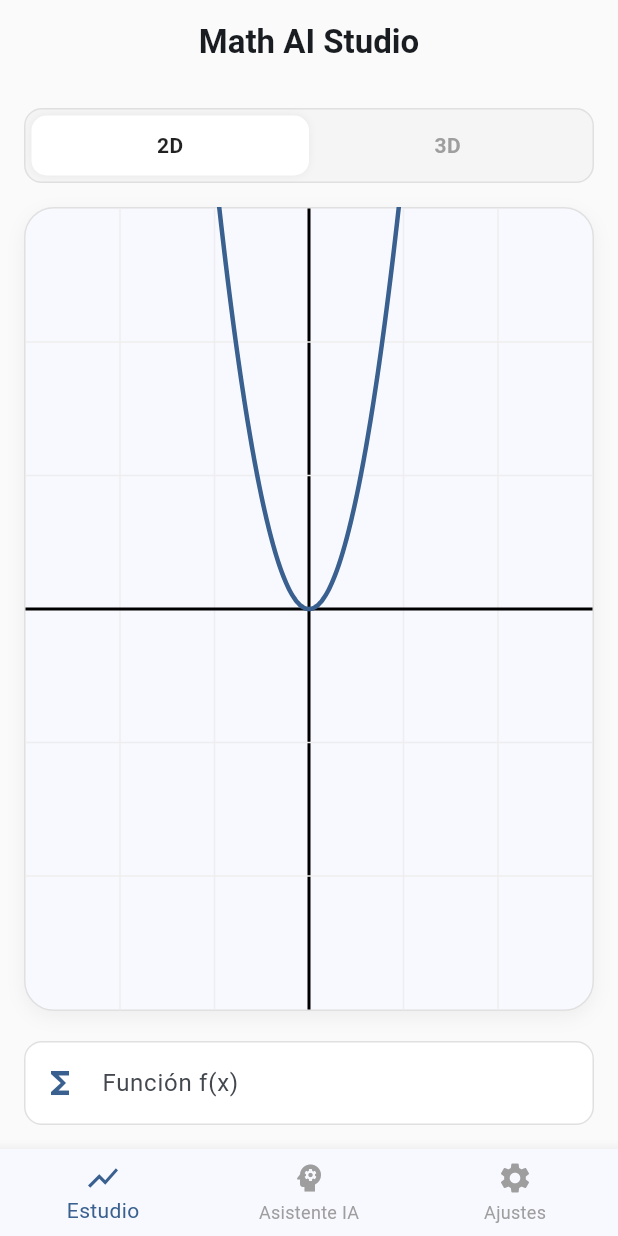
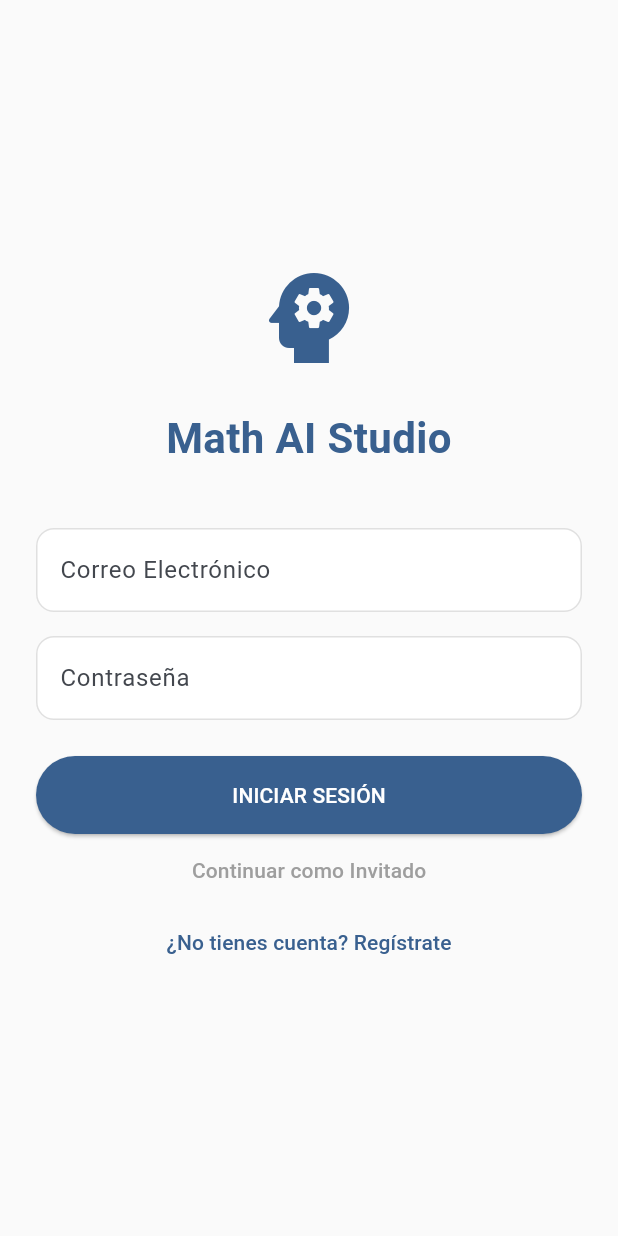
Before and after one commit to Mrc002/ProyectoMoviles_Flutter, a Flutter app: the screen it shows after launch, on a phone screen of 412 x 824 dp. Run offline on Flutter 3.47's test engine with Material 3 defaults, Android fonts, the phone set to English and light mode, and no system bars; drawn by our look-alikes of fl_chart; our stand-ins replace cloud_firestore, firebase_auth, firebase_core, flutter_dotenv, flutter_markdown, google_generative_ai and 1 more; accounts and stored records are empty.

Commit message:
se agrego la parte de iniciar session como invitado, ya se puede registrar y iniciar session y toda la base de datos configurada

```diff
--- /dev/null
+++ b/lib/features/auth/screens/login_screen.dart
@@ -0,0 +1,128 @@
+import 'package:flutter/material.dart';
+import 'package:provider/provider.dart';
+import '../logic/auth_provider.dart';
+
+class LoginScreen extends StatefulWidget {
+  const LoginScreen({super.key});
+
+  @override
+  State<LoginScreen> createState() => _LoginScreenState();
+}
+
+class _LoginScreenState extends State<LoginScreen> {
+  final _emailController = TextEditingController();
+  final _passwordController = TextEditingController();
+  final _nameController = TextEditingController(); // Nuevo para registro
+
+  bool _isLoginMode = true; // Alternar entre Login y Registro
+
+  void _submit() async {
+    final authProvider = Provider.of<AuthProvider>(context, listen: false);
+    final email = _emailController.text.trim();
+    final password = _passwordController.text.trim();
+    final name = _nameController.text.trim();
+
+    if (email.isEmpty || password.isEmpty) return;
+
+    String? error;
+
+    if (_isLoginMode) {
+      error = await authProvider.signInWithEmailAndPassword(email, password);
+    } else {
+      if (name.isEmpty) return; // Validación extra para registro
+      error = await authProvider.createUserWithEmailAndPassword(email, password, name);
+    }
+
+    // Si hubo error, mostrar una alerta
+    if (error != null && mounted) {
+      ScaffoldMessenger.of(context).showSnackBar(
+        SnackBar(content: Text(error), backgroundColor: Colors.red),
+      );
+    }
+    // Si fue exitoso, el AuthWrapper de app.dart detectará el cambio y nos mandará al HomeScreen automáticamente.
+  }
+
+  @override
+  Widget build(BuildContext context) {
+    final authProvider = context.watch<AuthProvider>();
+    final theme = Theme.of(context);
+
+    return Scaffold(
+      body: Center(
+        child: SingleChildScrollView(
+          padding: const EdgeInsets.all(24.0),
+          child: Column(
+            mainAxisAlignment: MainAxisAlignment.center,
+            crossAxisAlignment: CrossAxisAlignment.stretch,
+            children: [
+              Icon(Icons.psychology, size: 80, color: theme.primaryColor),
+              const SizedBox(height: 20),
+              Text(
+                'Math AI Studio',
+                textAlign: TextAlign.center,
+                style: TextStyle(fontSize: 28, fontWeight: FontWeight.bold, color: theme.primaryColor),
+              ),
+              const SizedBox(height: 40),
+
+              if (!_isLoginMode) ...[
+                TextField(
+                  controller: _nameController,
+                  decoration: const InputDecoration(labelText: 'Nombre Completo', border: OutlineInputBorder()),
+                ),
+                const SizedBox(height: 16),
+              ],
+
+              TextField(
+                controller: _emailController,
+                keyboardType: TextInputType.emailAddress,
+                decoration: const InputDecoration(labelText: 'Correo Electrónico', border: OutlineInputBorder()),
+              ),
+              const SizedBox(height: 16),
+
+              TextField(
+                controller: _passwordController,
+                decoration: const InputDecoration(labelText: 'Contraseña', border: OutlineInputBorder()),
+                obscureText: true,
+              ),
+              const SizedBox(height: 24),
+
+              authProvider.isLoading
+                  ? const Center(child: CircularProgressIndicator())
+                  : ElevatedButton(
+                      onPressed: _submit,
+                      style: ElevatedButton.styleFrom(
+                        padding: const EdgeInsets.symmetric(vertical: 16),
+                        backgroundColor: theme.primaryColor,
+                        foregroundColor: Colors.white,
+                      ),
+                      child: Text(_isLoginMode ? 'INICIAR SESIÓN' : 'REGISTRARSE'),
+                    ),
+
+              if (_isLoginMode && !authProvider.isLoading)
+                TextButton(
+                  onPressed: () async {
+                    final error = await authProvider.signInAsGuest();
+                    if (error != null && mounted) {
+                      ScaffoldMessenger.of(context).showSnackBar(
+                        SnackBar(content: Text(error), backgroundColor: Colors.red),
+                      );
+                    }
+                  },
+                  child: const Text('Continuar como Invitado', style: TextStyle(color: Colors.grey)),
+                ),
+
+              TextButton(
+                onPressed: () {
+                  setState(() {
+                    _isLoginMode = !_isLoginMode;
+                  });
+                },
+                child: Text(_isLoginMode ? '¿No tienes cuenta? Regístrate' : '¿Ya tienes cuenta? Inicia Sesión'),
+              ),
+            ],
+          ),
+        ),
+      ),
+    );
+  }
+}
--- a/lib/main.dart
+++ b/lib/main.dart
@@ -1,22 +1,33 @@
 import 'package:flutter/material.dart';
 import 'package:flutter_dotenv/flutter_dotenv.dart';
 import 'package:provider/provider.dart';
+import 'package:firebase_core/firebase_core.dart';
+import 'firebase_options.dart';
+
 import 'l10n/app_localizations.dart';
 import 'features/editor/logic/editor_provider.dart';
 import 'features/settings/logic/language_provider.dart';
 import 'features/settings/logic/theme_provider.dart';
 import 'chat/logic/chat_provider.dart';
+import 'features/auth/logic/auth_provider.dart';
 
 // Screens
 import 'features/home/screens/home_screen.dart';
+import 'features/auth/screens/login_screen.dart';
 
 void main() async {
   WidgetsFlutterBinding.ensureInitialized();
   await dotenv.load(fileName: ".env");
 
+  // <--- 5. INICIALIZA FIREBASE (Vital para que no crashee)
+  await Firebase.initializeApp(
+    options: DefaultFirebaseOptions.currentPlatform,
+  );
+
   runApp(
     MultiProvider(
       providers: [
+        ChangeNotifierProvider(create: (_) => AuthProvider()),
         ChangeNotifierProvider(create: (_) => EditorProvider()),
         ChangeNotifierProvider(create: (_) => LanguageProvider()),
         ChangeNotifierProvider(create: (_) => ThemeProvider()),
@@ -35,9 +46,7 @@ class MyApp extends StatelessWidget {
     final languageProvider = context.watch<LanguageProvider>();
     final themeProvider = context.watch<ThemeProvider>();
 
-    // ¡De vuelta a tu azul original!
     const primaryColor = Color(0xFF1E88E5);
-    // Un azul ligeramente más claro para que no se pierda en el modo oscuro
     const darkPrimaryColor = Color(0xFF64B5F6);
 
     return MaterialApp(
@@ -79,7 +88,7 @@ class MyApp extends StatelessWidget {
         brightness: Brightness.dark,
         scaffoldBackgroundColor: const Color(0xFF121212),
         colorScheme: const ColorScheme.dark(
-          primary: darkPrimaryColor, // Usamos el azul claro aquí
+          primary: darkPrimaryColor,
           surface: Color(0xFF1E1E1E),
           onSurface: Colors.white,
         ),
@@ -103,18 +112,37 @@ class MyApp extends StatelessWidget {
           ),
           focusedBorder: OutlineInputBorder(
             borderRadius: BorderRadius.circular(12),
-            borderSide: const BorderSide(color: darkPrimaryColor), // Bordes azules al escribir
+            borderSide: const BorderSide(color: darkPrimaryColor),
           ),
         ),
         bottomNavigationBarTheme: const BottomNavigationBarThemeData(
           backgroundColor: Color(0xFF1E1E1E),
-          selectedItemColor: darkPrimaryColor, // Iconos del menú en azul
+          selectedItemColor: darkPrimaryColor,
           unselectedItemColor: Colors.grey,
         ),
       ),
 
       themeMode: themeProvider.themeMode,
-      home: const HomeScreen(),
+
+      // <--- 7. USAMOS EL GUARDIA PARA QUE PASE POR EL LOGIN PRIMERO
+      home: const AuthWrapper(),
     );
   }
 }
+
+// <--- 8. EL GUARDIA (Decide qué pantalla mostrar)
+class AuthWrapper extends StatelessWidget {
+  const AuthWrapper({super.key});
+
+  @override
+  Widget build(BuildContext context) {
+    final authProvider = context.watch<AuthProvider>();
+
+    // Si el usuario ya inició sesión (o entró como invitado), va al Home. Si no, al Login.
+    if (authProvider.user != null) {
+      return const HomeScreen();
+    } else {
+      return const LoginScreen();
+    }
+  }
+}
```
Also changed, not shown: lib/features/auth/logic/auth_provider.dart (added, +86 -0 lines), lib/features/settings/screens/settings_screen.dart (+23 -34 lines), firebase.json (added), lib/firebase_options.dart (added), 2 other files.
